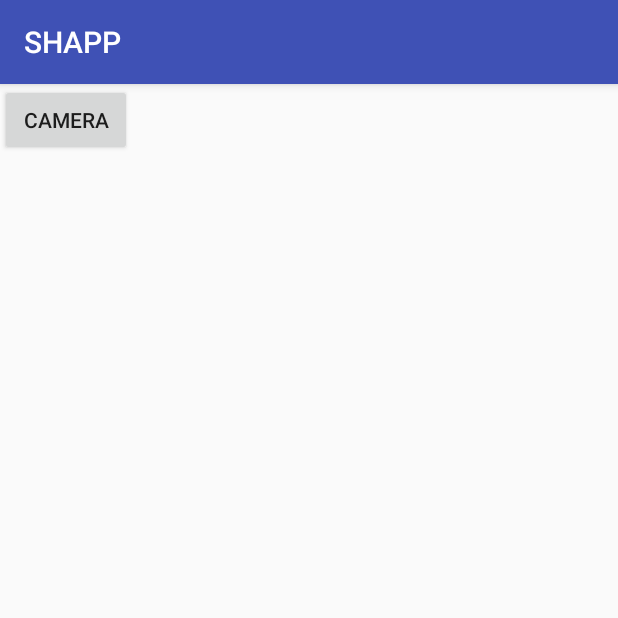
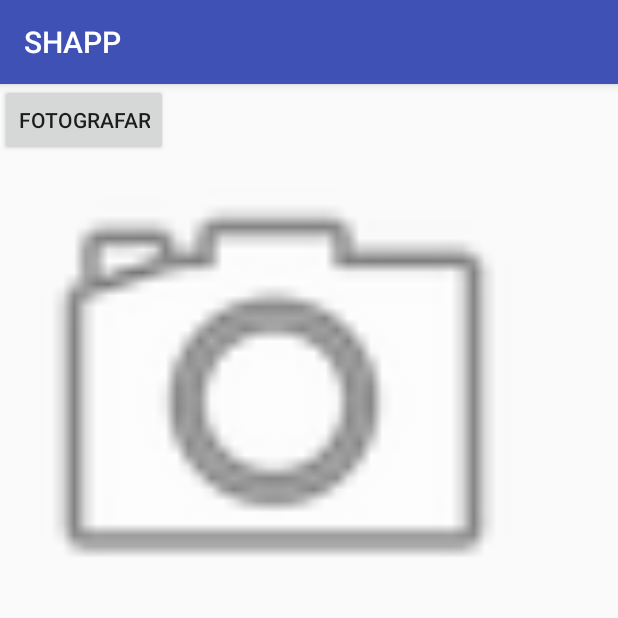
Before and after one commit to manucirne/ShopperApp, an Android app: the screen it shows after launch (MainActivity before the commit, OpenCamera after it), after a tap on "CAMERA", on a phone screen of 412 x 824 dp, the top half of it. Run offline under Robolectric (Android 15) with nearby library versions, the phone set to English and light mode, and no system bars.

Commit message:
foto sendo tirada

```diff
--- a/app/src/main/AndroidManifest.xml
+++ b/app/src/main/AndroidManifest.xml
@@ -16,6 +16,7 @@
                 <category android:name="android.intent.category.LAUNCHER" />
             </intent-filter>
         </activity>
+        <activity android:name=".OpenCamera"></activity>
     </application>
 
     <!--Pedindo a permissão da camera-->
--- a/app/src/main/java/desagil/shopper/shapp/MainActivity.java
+++ b/app/src/main/java/desagil/shopper/shapp/MainActivity.java
@@ -14,9 +14,10 @@ public class MainActivity extends AppCompatActivity {
     private static final int REQUEST_CAMERA = 0;
 
     private void openCamera() {
-        Intent intent = new Intent("android.media.action.IMAGE_CAPTURE");
+        //Para abrir a pagina em que a foto sera tirada
+        Intent intent = new Intent(this, OpenCamera.class);
         startActivity(intent);
-        //nao finalizo o MainActivitivy porque precisa dele depois
+        finish();
     }
 
     @Override
@@ -39,7 +40,6 @@ public class MainActivity extends AppCompatActivity {
                     ActivityCompat.requestPermissions(MainActivity.this, permissions, REQUEST_CAMERA);
                 }
                 else{
-                    System.out.println("permissão concedida!");
                     openCamera(); //O app esta usando o aplicativo camera ao inves de acessar a camera por si só
                 }
             }
@@ -48,12 +48,11 @@ public class MainActivity extends AppCompatActivity {
 
     @Override
     public void onRequestPermissionsResult(int request, String[] permissions, int[] results) {
-        // Se o pedido de permissão foi para enviar SMS...
+        // Se o pedido de permissão foi para utilizar a camera....
         if(request == REQUEST_CAMERA) {
-            // ...e a permissão foi de fato concedida, abrimos a SendActivity.
+            // ...e a permissão foi de fato concedida, abrimos o OpenCamera.
             if(results.length > 0 && results[0] == PackageManager.PERMISSION_GRANTED) {
-                openCamera(); //O app esta usando o aplicativo camera ao inves de acessar a camera por si só
-                //TODO: salvar a imagem e fazer com que ela seja enviada para algum lugar
+                openCamera();
             }
             // Senão, permanecemos na mesma activity e mostramos uma bolha de mensagem.
             else {
--- /dev/null
+++ b/app/src/main/java/desagil/shopper/shapp/OpenCamera.java
@@ -0,0 +1,56 @@
+package desagil.shopper.shapp;
+
+import android.content.Intent;
+import android.graphics.Bitmap;
+import android.os.Bundle;
+import android.provider.MediaStore;
+import android.support.v7.app.AppCompatActivity;
+import android.view.View;
+import android.widget.Button;
+import android.widget.ImageView;
+
+public class OpenCamera extends AppCompatActivity {
+
+    ImageView imageViewCamera;
+    static final int REQUEST_IMAGE_CAPTURE = 1;
+
+    public void onBackPressed() {
+        super.onBackPressed();
+        openMainActivity();
+        finish();
+    }
+
+    private void openMainActivity() {
+        // Exemplo de código para abrir uma activity. Especificamente, a SendActivity.
+        Intent intent = new Intent(this, MainActivity.class);
+        startActivity(intent);
+        finish();
+    }
+
+    @Override
+    protected void onCreate(Bundle savedInstanceState) {
+        super.onCreate(savedInstanceState);
+        setContentView(R.layout.activity_camera);
+
+        Button buttonPhoto = (Button)findViewById(R.id.button_photo);
+
+        imageViewCamera = (ImageView)findViewById(R.id.imageView_camera);
+
+    }
+
+    public void dispatchTakePictureIntent(View view) {
+        Intent takePictureIntent = new Intent(MediaStore.ACTION_IMAGE_CAPTURE);
+        if (takePictureIntent.resolveActivity(getPackageManager()) != null) {
+            startActivityForResult(takePictureIntent, REQUEST_IMAGE_CAPTURE);
+        }
+    }
+
+    @Override
+    protected void onActivityResult(int requestCode, int resultCode, Intent data) {
+        if (requestCode == REQUEST_IMAGE_CAPTURE && resultCode == RESULT_OK) {
+            Bundle extras = data.getExtras();
+            Bitmap imageBitmap = (Bitmap) extras.get("data");
+            imageViewCamera.setImageBitmap(imageBitmap);
+        }
+    }
+}
--- /dev/null
+++ b/app/src/main/res/layout/activity_camera.xml
@@ -0,0 +1,27 @@
+<?xml version="1.0" encoding="utf-8"?>
+<android.support.constraint.ConstraintLayout
+    xmlns:android="http://schemas.android.com/apk/res/android"
+    xmlns:app="http://schemas.android.com/apk/res-auto"
+    xmlns:tools="http://schemas.android.com/tools"
+    android:layout_width="match_parent"
+    android:layout_height="match_parent">
+
+    <Button
+        android:id="@+id/button_photo"
+        android:layout_width="wrap_content"
+        android:layout_height="wrap_content"
+        android:elevation="0dp"
+        android:onClick="dispatchTakePictureIntent"
+        android:text="Fotografar"
+        android:visibility="visible"
+        tools:layout_editor_absoluteX="136dp"
+        tools:layout_editor_absoluteY="447dp" />
+
+    <ImageView
+        android:id="@+id/imageView_camera"
+        android:layout_width="365dp"
+        android:layout_height="411dp"
+        app:srcCompat="@android:drawable/ic_menu_camera"
+        tools:layout_editor_absoluteX="11dp"
+        tools:layout_editor_absoluteY="16dp" />
+</android.support.constraint.ConstraintLayout>
```
